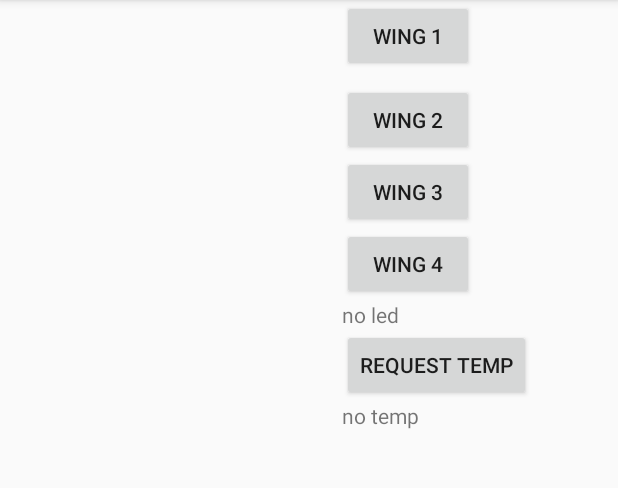
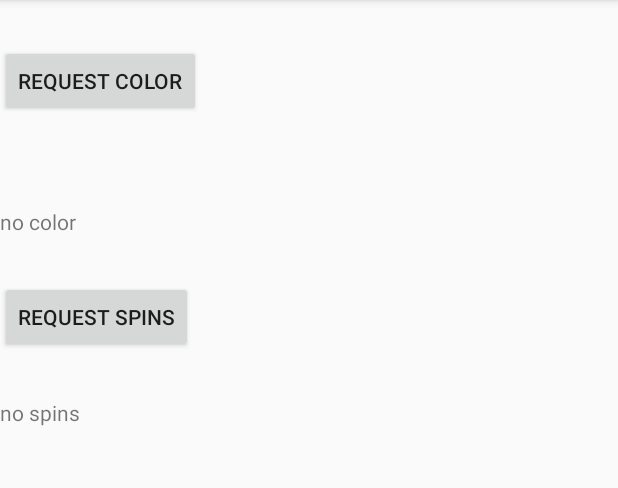
Before and after one commit to harelon/Drones, an Android app: the RequestActivity screen opened directly, with no data from a screen before it, on a phone screen of 412 x 824 dp, the part 84-572 px from its top. Run offline under Robolectric (Android 15) with nearby library versions, the light colour scheme and no system bars.

Commit message:
added and mission 8 also works
Signed-off-by: Harel Bar <harel.games@gmail.com>

```diff
--- a/DroneScreen/app/src/main/java/com/example/dronescreen/MessageHandler.java
+++ b/DroneScreen/app/src/main/java/com/example/dronescreen/MessageHandler.java
@@ -2,7 +2,9 @@ package com.example.dronescreen;
 
 public interface MessageHandler {
 //    void onMessage(ColorResponse msg);
-////    void onMessage(HeightResponse msg);
-    void onMessage(LedResponse msg);
-    void onMessage(TemperatureResponse msg);
+    void onMessage(AngularOrientationResponse msg);
+    void onMessage(RawColorResponse msg);
+//    void onMessage(HeightResponse msg);
+//    void onMessage(LedResponse msg);
+//    void onMessage(TemperatureResponse msg);
 }
--- a/DroneScreen/app/src/main/res/layout/request_activity.xml
+++ b/DroneScreen/app/src/main/res/layout/request_activity.xml
@@ -21,17 +21,17 @@
 <!--        app:layout_constraintStart_toStartOf="parent"-->
 <!--        app:layout_constraintTop_toTopOf="@+id/requestColor" />-->
 
-<!--    <Button-->
-<!--        android:id="@+id/requestColor"-->
-<!--        android:layout_width="wrap_content"-->
-<!--        android:layout_height="wrap_content"-->
-<!--        android:layout_marginVertical="30dp"-->
-<!--        android:layout_marginTop="30dp"-->
-<!--        android:layout_marginBottom="30dp"-->
-<!--        android:onClick="requestColor"-->
-<!--        android:text="Request Color"-->
-<!--        app:layout_constraintTop_toTopOf="@id/requestHeight"-->
-<!--        tools:layout_editor_absoluteX="356dp" />-->
+    <Button
+        android:id="@+id/requestColor"
+        android:layout_width="wrap_content"
+        android:layout_height="wrap_content"
+        android:layout_marginVertical="30dp"
+        android:layout_marginTop="30dp"
+        android:layout_marginBottom="30dp"
+        android:onClick="requestColor"
+        android:text="Request Color"
+        app:layout_constraintTop_toTopOf="parent"
+        tools:layout_editor_absoluteX="356dp" />
 
 <!--    <TextView-->
 <!--        android:id="@+id/heightResponse"-->
@@ -42,88 +42,103 @@
 <!--        app:layout_constraintStart_toStartOf="@+id/requestHeight"-->
 <!--        app:layout_constraintTop_toBottomOf="@+id/requestHeight" />-->
 
-<!--    <TextView-->
-<!--        android:id="@+id/colorResponse"-->
+    <TextView
+        android:id="@+id/colorResponse"
+        android:layout_width="wrap_content"
+        android:layout_height="wrap_content"
+        android:layout_marginVertical="30dp"
+        android:text="no color"
+        app:layout_constraintStart_toStartOf="@+id/requestColor"
+        app:layout_constraintTop_toBottomOf="@+id/requestColor" />
+    <Button
+        android:id="@+id/requestSpins"
+        android:layout_width="wrap_content"
+        android:layout_height="wrap_content"
+        android:text="Request Spins"
+        android:onClick="requestSpins"
+        />
+    <TextView
+        android:id="@+id/spinsResponse"
+        android:layout_width="wrap_content"
+        android:layout_height="wrap_content"
+        android:layout_marginVertical="30dp"
+        android:text="no spins"
+        app:layout_constraintStart_toStartOf="@+id/requestColor"
+        app:layout_constraintTop_toBottomOf="@+id/requestColor" />
+
+<!--    <Button-->
+<!--        android:id="@+id/requestLedRed"-->
 <!--        android:layout_width="wrap_content"-->
 <!--        android:layout_height="wrap_content"-->
-<!--        android:layout_marginVertical="30dp"-->
-<!--        android:text="no color"-->
-<!--        app:layout_constraintStart_toStartOf="@+id/requestColor"-->
-<!--        app:layout_constraintTop_toBottomOf="@+id/requestColor" />-->
+<!--        android:onClick="requestLed"-->
+<!--        android:layout_marginStart="228dp"-->
+<!--        android:layout_marginLeft="228dp"-->
+<!--        android:text="wing 1"-->
+<!--        app:layout_constraintStart_toStartOf="@+id/requestLedGreen"-->
+<!--        app:layout_constraintTop_toBottomOf="@+id/requestLedGreen" />-->
+<!--    <Button-->
+<!--        android:id="@+id/requestLedGreen"-->
+<!--        android:layout_width="wrap_content"-->
+<!--        android:layout_height="wrap_content"-->
+<!--        android:layout_marginStart="228dp"-->
+<!--        android:layout_marginLeft="228dp"-->
+<!--        android:layout_marginTop="8dp"-->
+<!--        android:onClick="requestLed"-->
+<!--        android:text="wing 2"-->
+<!--        app:layout_constraintStart_toStartOf="@+id/requestLedBlue"-->
+<!--        app:layout_constraintTop_toBottomOf="@+id/requestLedBlue" />-->
 
-    <Button
-        android:id="@+id/requestLedRed"
-        android:layout_width="wrap_content"
-        android:layout_height="wrap_content"
-        android:onClick="requestLed"
-        android:layout_marginStart="228dp"
-        android:layout_marginLeft="228dp"
-        android:text="wing 1"
-        app:layout_constraintStart_toStartOf="@+id/requestLedGreen"
-        app:layout_constraintTop_toBottomOf="@+id/requestLedGreen" />
-    <Button
-        android:id="@+id/requestLedGreen"
-        android:layout_width="wrap_content"
-        android:layout_height="wrap_content"
-        android:layout_marginStart="228dp"
-        android:layout_marginLeft="228dp"
-        android:layout_marginTop="8dp"
-        android:onClick="requestLed"
-        android:text="wing 2"
-        app:layout_constraintStart_toStartOf="@+id/requestLedBlue"
-        app:layout_constraintTop_toBottomOf="@+id/requestLedBlue" />
+<!--    <Button-->
+<!--        android:id="@+id/requestLedBlue"-->
+<!--        android:layout_width="wrap_content"-->
+<!--        android:layout_height="wrap_content"-->
+<!--        android:onClick="requestLed"-->
+<!--        android:layout_marginStart="228dp"-->
+<!--        android:layout_marginLeft="228dp"-->
+<!--        android:text="wing 3"-->
+<!--        app:layout_constraintTop_toTopOf="parent" />-->
 
-    <Button
-        android:id="@+id/requestLedBlue"
-        android:layout_width="wrap_content"
-        android:layout_height="wrap_content"
-        android:onClick="requestLed"
-        android:layout_marginStart="228dp"
-        android:layout_marginLeft="228dp"
-        android:text="wing 3"
-        app:layout_constraintTop_toTopOf="parent" />
+<!--    <Button-->
+<!--        android:id="@+id/requestLedWhite"-->
+<!--        android:layout_width="wrap_content"-->
+<!--        android:layout_height="wrap_content"-->
+<!--        android:onClick="requestLed"-->
+<!--        android:text="wing 4"-->
+<!--        android:layout_marginStart="228dp"-->
+<!--        android:layout_marginLeft="228dp"-->
+<!--        app:layout_constraintStart_toStartOf="@+id/requestLedRed"-->
+<!--        app:layout_constraintTop_toBottomOf="@+id/requestLedRed" />-->
 
-    <Button
-        android:id="@+id/requestLedWhite"
-        android:layout_width="wrap_content"
-        android:layout_height="wrap_content"
-        android:onClick="requestLed"
-        android:text="wing 4"
-        android:layout_marginStart="228dp"
-        android:layout_marginLeft="228dp"
-        app:layout_constraintStart_toStartOf="@+id/requestLedRed"
-        app:layout_constraintTop_toBottomOf="@+id/requestLedRed" />
+<!--    <TextView-->
+<!--        android:id="@+id/ledResponse"-->
+<!--        android:layout_width="wrap_content"-->
+<!--        android:layout_height="wrap_content"-->
+<!--        android:text="no led"-->
+<!--        android:layout_marginStart="228dp"-->
+<!--        android:layout_marginLeft="228dp"-->
+<!--        app:layout_constraintStart_toStartOf="@+id/requestLedWhite"-->
+<!--        app:layout_constraintTop_toBottomOf="@+id/requestLedWhite" />-->
 
-    <TextView
-        android:id="@+id/ledResponse"
-        android:layout_width="wrap_content"
-        android:layout_height="wrap_content"
-        android:text="no led"
-        android:layout_marginStart="228dp"
-        android:layout_marginLeft="228dp"
-        app:layout_constraintStart_toStartOf="@+id/requestLedWhite"
-        app:layout_constraintTop_toBottomOf="@+id/requestLedWhite" />
+<!--    <Button-->
+<!--        android:id="@+id/requestTemp"-->
+<!--        android:layout_width="wrap_content"-->
+<!--        android:layout_height="wrap_content"-->
+<!--        android:onClick="requestTemperature"-->
+<!--        android:text="Request Temp"-->
+<!--        android:layout_marginStart="228dp"-->
+<!--        android:layout_marginLeft="228dp"-->
+<!--        app:layout_constraintStart_toStartOf="@+id/requestLedRed"-->
+<!--        app:layout_constraintTop_toBottomOf="@+id/ledResponse" />-->
 
-    <Button
-        android:id="@+id/requestTemp"
-        android:layout_width="wrap_content"
-        android:layout_height="wrap_content"
-        android:onClick="requestTemperature"
-        android:text="Request Temp"
-        android:layout_marginStart="228dp"
-        android:layout_marginLeft="228dp"
-        app:layout_constraintStart_toStartOf="@+id/requestLedRed"
-        app:layout_constraintTop_toBottomOf="@+id/ledResponse" />
-
-    <TextView
-        android:id="@+id/tempResponse"
-        android:layout_width="wrap_content"
-        android:layout_height="wrap_content"
-        android:text="no temp"
-        android:layout_marginStart="228dp"
-        android:layout_marginLeft="228dp"
-        app:layout_constraintStart_toStartOf="@+id/requestTemp"
-        app:layout_constraintTop_toBottomOf="@+id/requestTemp" />
+<!--    <TextView-->
+<!--        android:id="@+id/tempResponse"-->
+<!--        android:layout_width="wrap_content"-->
+<!--        android:layout_height="wrap_content"-->
+<!--        android:text="no temp"-->
+<!--        android:layout_marginStart="228dp"-->
+<!--        android:layout_marginLeft="228dp"-->
+<!--        app:layout_constraintStart_toStartOf="@+id/requestTemp"-->
+<!--        app:layout_constraintTop_toBottomOf="@+id/requestTemp" />-->
 
 
 
```
Also changed, not shown: DroneScreen/app/src/main/java/com/example/dronescreen/AngularOrientationResponse.java (added, +33 -0 lines), DroneScreen/app/src/main/java/com/example/dronescreen/MessageCracker.java (+11 -1 lines), DroneScreen/app/src/main/java/com/example/dronescreen/RawColorResponse.java (added, +27 -0 lines), DroneScreen/app/src/main/java/com/example/dronescreen/RequestActivity.java (+84 -56 lines), 4 other files.
